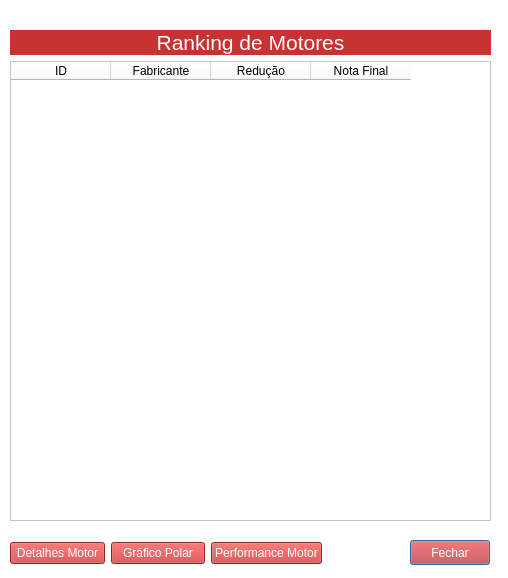
This is RinoMotoresV3/results.ui in RPerobeli/RinoMotores as Qt 5 draws it before an edit. The edited form follows.
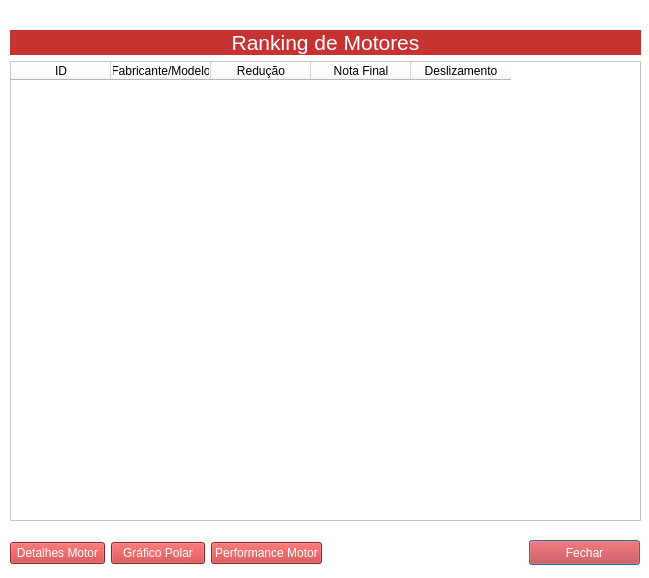
This is the edited form.

What changed in the file:
```diff
--- a/RinoMotoresV3/results.ui
+++ b/RinoMotoresV3/results.ui
@@ -6,7 +6,7 @@
    <rect>
     <x>0</x>
     <y>0</y>
-    <width>508</width>
+    <width>649</width>
     <height>578</height>
    </rect>
   </property>
@@ -22,7 +22,7 @@
     <rect>
      <x>10</x>
      <y>30</y>
-     <width>481</width>
+     <width>631</width>
      <height>491</height>
     </rect>
    </property>
@@ -58,7 +58,7 @@
       </column>
       <column>
        <property name="text">
-        <string>Fabricante</string>
+        <string>Fabricante/Modelo</string>
        </property>
       </column>
       <column>
@@ -71,6 +71,11 @@
         <string>Nota Final</string>
        </property>
       </column>
+      <column>
+       <property name="text">
+        <string>Deslizamento</string>
+       </property>
+      </column>
      </widget>
     </item>
    </layout>
@@ -78,9 +83,9 @@
   <widget class="QPushButton" name="Btn_Fechar">
    <property name="geometry">
     <rect>
-     <x>410</x>
+     <x>529</x>
      <y>540</y>
-     <width>80</width>
+     <width>111</width>
      <height>25</height>
     </rect>
    </property>
```
